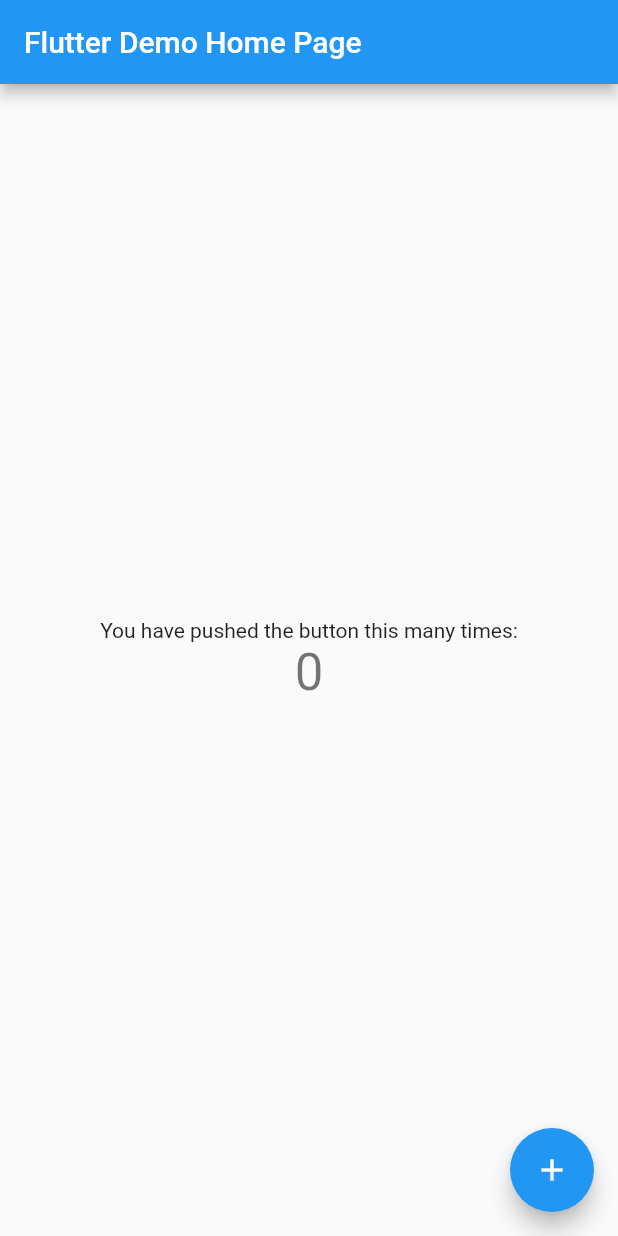
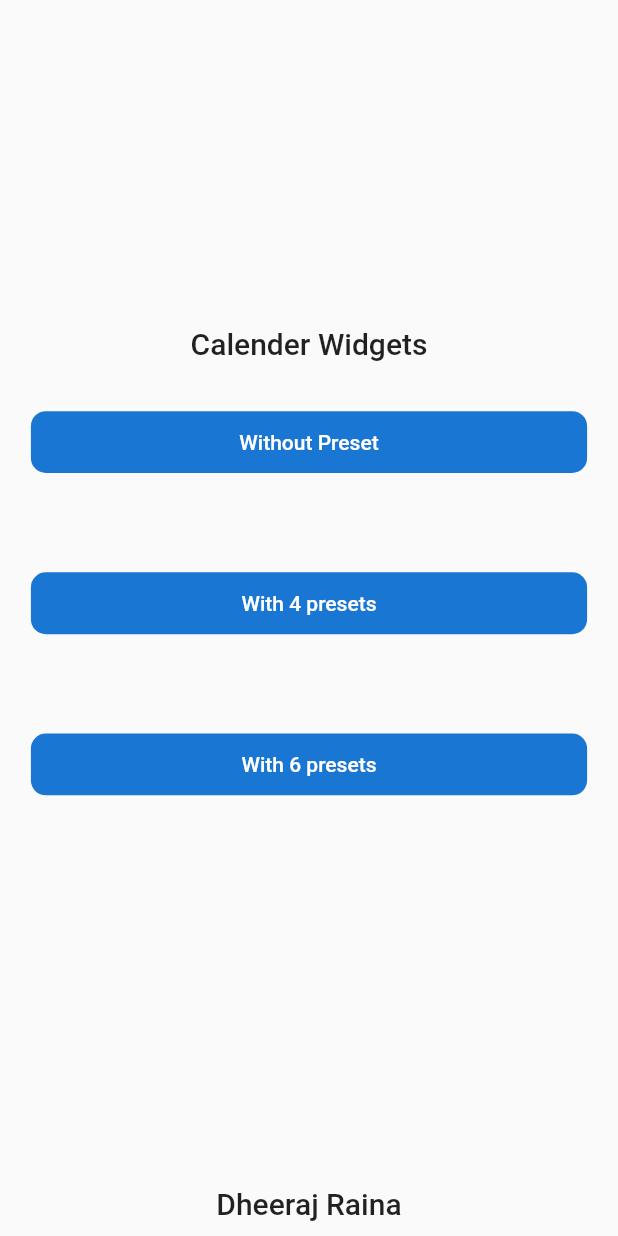
Before and after one commit to dheerajraina/custom_datepicker_widget, a Flutter app: the screen it shows after launch, on a phone screen of 412 x 824 dp. Run offline on Flutter 3.47's test engine with Material 2 defaults, Android fonts, the phone set to English and light mode, and no system bars; our stand-ins replace get.

Commit message:
Commit 12
Home Page

```diff
--- a/lib/main.dart
+++ b/lib/main.dart
@@ -1,3 +1,4 @@
+import 'package:custom_datepicker_widget/pages/home_page/home_page.dart';
 import 'package:flutter/material.dart';
 
 void main() {
@@ -13,103 +14,10 @@
     return MaterialApp(
       title: 'Flutter Demo',
       theme: ThemeData(
-        // This is the theme of your application.
-        //
-        // Try running your application with "flutter run". You'll see the
-        // application has a blue toolbar. Then, without quitting the app, try
-        // changing the primarySwatch below to Colors.green and then invoke
-        // "hot reload" (press "r" in the console where you ran "flutter run",
-        // or simply save your changes to "hot reload" in a Flutter IDE).
-        // Notice that the counter didn't reset back to zero; the application
-        // is not restarted.
         primarySwatch: Colors.blue,
       ),
-      home: const MyHomePage(title: 'Flutter Demo Home Page'),
+      debugShowCheckedModeBanner: false,
+      home: MyHomePage(),
     );
   }
 }
-
-class MyHomePage extends StatefulWidget {
-  const MyHomePage({super.key, required this.title});
-
-  // This widget is the home page of your application. It is stateful, meaning
-  // that it has a State object (defined below) that contains fields that affect
-  // how it looks.
-
-  // This class is the configuration for the state. It holds the values (in this
-  // case the title) provided by the parent (in this case the App widget) and
-  // used by the build method of the State. Fields in a Widget subclass are
-  // always marked "final".
-
-  final String title;
-
-  @override
-  State<MyHomePage> createState() => _MyHomePageState();
-}
-
-class _MyHomePageState extends State<MyHomePage> {
-  int _counter = 0;
-
-  void _incrementCounter() {
-    setState(() {
-      // This call to setState tells the Flutter framework that something has
-      // changed in this State, which causes it to rerun the build method below
-      // so that the display can reflect the updated values. If we changed
-      // _counter without calling setState(), then the build method would not be
-      // called again, and so nothing would appear to happen.
-      _counter++;
-    });
-  }
-
-  @override
-  Widget build(BuildContext context) {
-    // This method is rerun every time setState is called, for instance as done
-    // by the _incrementCounter method above.
-    //
-    // The Flutter framework has been optimized to make rerunning build methods
-    // fast, so that you can just rebuild anything that needs updating rather
-    // than having to individually change instances of widgets.
-    return Scaffold(
-      appBar: AppBar(
-        // Here we take the value from the MyHomePage object that was created by
-        // the App.build method, and use it to set our appbar title.
-        title: Text(widget.title),
-      ),
-      body: Center(
-        // Center is a layout widget. It takes a single child and positions it
-        // in the middle of the parent.
-        child: Column(
-          // Column is also a layout widget. It takes a list of children and
-          // arranges them vertically. By default, it sizes itself to fit its
-          // children horizontally, and tries to be as tall as its parent.
-          //
-          // Invoke "debug painting" (press "p" in the console, choose the
-          // "Toggle Debug Paint" action from the Flutter Inspector in Android
-          // Studio, or the "Toggle Debug Paint" command in Visual Studio Code)
-          // to see the wireframe for each widget.
-          //
-          // Column has various properties to control how it sizes itself and
-          // how it positions its children. Here we use mainAxisAlignment to
-          // center the children vertically; the main axis here is the vertical
-          // axis because Columns are vertical (the cross axis would be
-          // horizontal).
-          mainAxisAlignment: MainAxisAlignment.center,
-          children: <Widget>[
-            const Text(
-              'You have pushed the button this many times:',
-            ),
-            Text(
-              '$_counter',
-              style: Theme.of(context).textTheme.headline4,
-            ),
-          ],
-        ),
-      ),
-      floatingActionButton: FloatingActionButton(
-        onPressed: _incrementCounter,
-        tooltip: 'Increment',
-        child: const Icon(Icons.add),
-      ), // This trailing comma makes auto-formatting nicer for build methods.
-    );
-  }
-}
--- /dev/null
+++ b/lib/pages/home_page/home_page.dart
@@ -0,0 +1,132 @@
+import 'dart:developer';
+
+import 'package:flutter/material.dart';
+import 'package:get/get.dart';
+import '../../config/config.dart';
+import './widgets/widgets.dart' as widgets;
+import '../../controllers/home_page.controller.dart';
+
+class MyHomePage extends StatefulWidget {
+  const MyHomePage({
+    super.key,
+  });
+  @override
+  State<MyHomePage> createState() => _MyHomePageState();
+}
+
+class _MyHomePageState extends State<MyHomePage> {
+  final _homeController = Get.put(HomePageStateController());
+  @override
+  Widget build(BuildContext context) {
+    var screenHeight = MediaQuery.of(context).size.height;
+    var screenWidth = MediaQuery.of(context).size.width;
+
+    return Scaffold(
+      body: Center(
+        child: Container(
+          // color: Colors.amber,
+          constraints: BoxConstraints(maxHeight: screenHeight * 0.5),
+          child: Column(
+            mainAxisAlignment: MainAxisAlignment.spaceEvenly,
+            children: <Widget>[
+              RichText(
+                  text: TextSpan(
+                      text: "Calender Widgets", style: Theme.of(context).textTheme.headline6)),
+              // vSpacer(screenHeight * 0.05),
+              Column(
+                children: [
+                  CustomButton(
+                    title: "Without Preset",
+                    buttonHeight: screenHeight * 0.05,
+                    buttonWidth: screenWidth * 0.9,
+                    clickAction: () async {
+                      var response = await customDatePicker();
+                      log(response.toString());
+                      _homeController.selectedDateNoPreset.value = dateToString(response);
+                    },
+                  ),
+                  Obx(() {
+                    return _homeController.selectedDateNoPreset.value.length > 0
+                        ? widgets.dateDisplayWidget(screenWidth, screenHeight,
+                            _homeController.selectedDateNoPreset.value, context,
+                            onClearPress: () => _homeController.selectedDateNoPreset.value = "")
+                        : Container(height: screenHeight * 0.04);
+                  }),
+                ],
+              ),
+              Column(
+                children: [
+                  CustomButton(
+                    title: "With 4 presets",
+                    buttonHeight: screenHeight * 0.05,
+                    buttonWidth: screenWidth * 0.9,
+                    clickAction: () async {
+                      var response =
+                          await customDatePicker(presets: widgets.fourPresets(screenHeight, screenWidth,context));
+                      log(response.toString());
+                      _homeController.selectedDateFourPreset.value = dateToString(response);
+                    },
+                  ),
+                  Obx(() {
+                    return _homeController.selectedDateFourPreset.value.length > 0
+                        ? widgets.dateDisplayWidget(screenWidth, screenHeight,
+                            _homeController.selectedDateFourPreset.value, context,
+                            onClearPress: () => _homeController.selectedDateFourPreset.value = "")
+                        : Container(height: screenHeight * 0.04);
+                  }),
+                ],
+              ),
+              Column(
+                children: [
+                  CustomButton(
+                    title: "With 6 presets",
+                    buttonHeight: screenHeight * 0.05,
+                    buttonWidth: screenWidth * 0.9,
+                    clickAction: () async {
+                      var response =
+                          await customDatePicker(presets: widgets.sixPresets(screenHeight, screenWidth,context));
+                      _homeController.selectedDateSixPreset.value = dateToString(response);
+                    },
+                  ),
+                  Obx(() {
+                    return _homeController.selectedDateSixPreset.value.length > 0
+                        ? widgets.dateDisplayWidget(screenWidth, screenHeight,
+                            _homeController.selectedDateSixPreset.value, context,
+                            onClearPress: () => _homeController.selectedDateSixPreset.value = "")
+                        : Container(height: screenHeight * 0.04);
+                  }),
+                ],
+              ),
+            ],
+          ),
+        ),
+      ),
+      bottomNavigationBar: Padding(
+        padding: const EdgeInsets.all(10.0),
+        child: Row(
+          mainAxisAlignment: MainAxisAlignment.center,
+          children: [
+            Text(
+              "Dheeraj Raina",
+              style: Theme.of(context).textTheme.headline6,
+            ),
+          ],
+        ),
+      ),
+    );
+  }
+
+  Future customDatePicker({Widget? presets}) async {
+    var now = DateTime.now();
+    var initialDate = DateTime(now.year, now.month - 8, now.day);
+    return await widgets.showDatePicker(
+        context: context,
+        initialDate: initialDate,
+        firstDate: DateTime(DateTime.now().year - 100),
+        lastDate: DateTime(DateTime.now().year + 100),
+        presets: presets);
+  }
+
+
+
+}
--- a/pubspec.yaml
+++ b/pubspec.yaml
@@ -31,6 +31,9 @@
 dependencies:
   flutter:
     sdk: flutter
+
+  get: ^4.6.5
+  intl: ^0.18.0
 
 
   # The following adds the Cupertino Icons font to your application.
```
Also changed, not shown: pubspec.lock.
